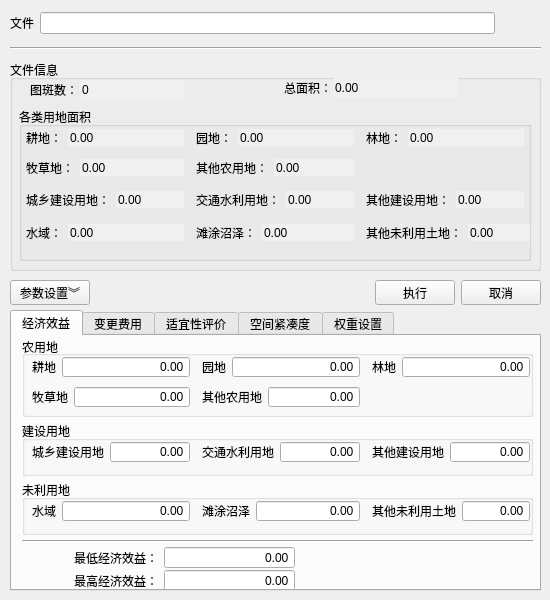
This is MainForm.ui in artifact113/particle-swarm-optimization as Qt 5 draws it before an edit. The edited form follows.
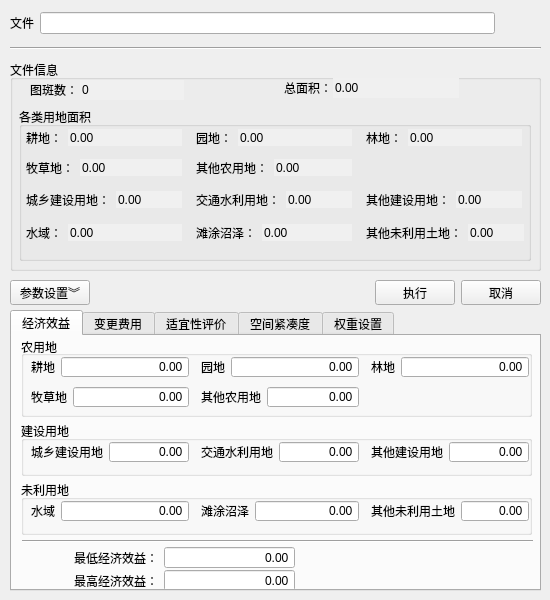
This is the edited form. Icons and pictures are not drawn.

What changed in the file:
```diff
--- a/MainForm.ui
+++ b/MainForm.ui
@@ -183,6 +183,18 @@
       </item>
       <item row="0" column="1">
        <widget class="QDoubleSpinBox" name="TxtLD_2">
+        <property name="sizePolicy">
+         <sizepolicy hsizetype="Fixed" vsizetype="Fixed">
+          <horstretch>0</horstretch>
+          <verstretch>0</verstretch>
+         </sizepolicy>
+        </property>
+        <property name="minimumSize">
+         <size>
+          <width>114</width>
+          <height>0</height>
+         </size>
+        </property>
         <property name="palette">
          <palette>
           <active>
@@ -232,6 +244,9 @@
         <property name="alignment">
          <set>Qt::AlignLeading|Qt::AlignLeft|Qt::AlignVCenter</set>
         </property>
+        <property name="readOnly">
+         <bool>true</bool>
+        </property>
         <property name="buttonSymbols">
          <enum>QAbstractSpinBox::NoButtons</enum>
         </property>
@@ -261,6 +276,18 @@
       </item>
       <item row="0" column="1">
        <widget class="QDoubleSpinBox" name="TxtMCD_2">
+        <property name="sizePolicy">
+         <sizepolicy hsizetype="Fixed" vsizetype="Fixed">
+          <horstretch>0</horstretch>
+          <verstretch>0</verstretch>
+         </sizepolicy>
+        </property>
+        <property name="minimumSize">
+         <size>
+          <width>102</width>
+          <height>0</height>
+         </size>
+        </property>
         <property name="palette">
          <palette>
           <active>
@@ -342,6 +369,18 @@
       </item>
       <item row="0" column="1">
        <widget class="QDoubleSpinBox" name="TxtYD_2">
+        <property name="sizePolicy">
+         <sizepolicy hsizetype="Fixed" vsizetype="Fixed">
+          <horstretch>0</horstretch>
+          <verstretch>0</verstretch>
+         </sizepolicy>
+        </property>
+        <property name="minimumSize">
+         <size>
+          <width>114</width>
+          <height>0</height>
+         </size>
+        </property>
         <property name="palette">
          <palette>
           <active>
@@ -391,6 +430,9 @@
         <property name="alignment">
          <set>Qt::AlignLeading|Qt::AlignLeft|Qt::AlignVCenter</set>
         </property>
+        <property name="readOnly">
+         <bool>true</bool>
+        </property>
         <property name="buttonSymbols">
          <enum>QAbstractSpinBox::NoButtons</enum>
         </property>
@@ -420,6 +462,18 @@
       </item>
       <item row="0" column="1">
        <widget class="QDoubleSpinBox" name="TxtGD_2">
+        <property name="sizePolicy">
+         <sizepolicy hsizetype="Fixed" vsizetype="Fixed">
+          <horstretch>0</horstretch>
+          <verstretch>0</verstretch>
+         </sizepolicy>
+        </property>
+        <property name="minimumSize">
+         <size>
+          <width>114</width>
+          <height>0</height>
+         </size>
+        </property>
         <property name="palette">
          <palette>
           <active>
@@ -504,6 +558,18 @@
       </item>
       <item row="0" column="1">
        <widget class="QDoubleSpinBox" name="TxtQTNYD_2">
+        <property name="sizePolicy">
+         <sizepolicy hsizetype="Fixed" vsizetype="Fixed">
+          <horstretch>0</horstretch>
+          <verstretch>0</verstretch>
+         </sizepolicy>
+        </property>
+        <property name="minimumSize">
+         <size>
+          <width>78</width>
+          <height>0</height>
+         </size>
+        </property>
         <property name="palette">
          <palette>
           <active>
@@ -553,6 +619,9 @@
         <property name="alignment">
          <set>Qt::AlignLeading|Qt::AlignLeft|Qt::AlignVCenter</set>
         </property>
+        <property name="readOnly">
+         <bool>true</bool>
+        </property>
         <property name="buttonSymbols">
          <enum>QAbstractSpinBox::NoButtons</enum>
         </property>
@@ -582,6 +651,18 @@
       </item>
       <item row="0" column="1">
        <widget class="QDoubleSpinBox" name="TxtCXJSYD_2">
+        <property name="sizePolicy">
+         <sizepolicy hsizetype="Fixed" vsizetype="Fixed">
+          <horstretch>0</horstretch>
+          <verstretch>0</verstretch>
+         </sizepolicy>
+        </property>
+        <property name="minimumSize">
+         <size>
+          <width>66</width>
+          <height>0</height>
+         </size>
+        </property>
         <property name="palette">
          <palette>
           <active>
@@ -631,6 +712,9 @@
         <property name="alignment">
          <set>Qt::AlignLeading|Qt::AlignLeft|Qt::AlignVCenter</set>
         </property>
+        <property name="readOnly">
+         <bool>true</bool>
+        </property>
         <property name="buttonSymbols">
          <enum>QAbstractSpinBox::NoButtons</enum>
         </property>
@@ -660,6 +744,18 @@
       </item>
       <item row="0" column="1">
        <widget class="QDoubleSpinBox" name="TxtJTSLYD_2">
+        <property name="sizePolicy">
+         <sizepolicy hsizetype="Fixed" vsizetype="Fixed">
+          <horstretch>0</horstretch>
+          <verstretch>0</verstretch>
+         </sizepolicy>
+        </property>
+        <property name="minimumSize">
+         <size>
+          <width>66</width>
+          <height>0</height>
+         </size>
+        </property>
         <property name="palette">
          <palette>
           <active>
@@ -709,6 +805,9 @@
         <property name="alignment">
          <set>Qt::AlignLeading|Qt::AlignLeft|Qt::AlignVCenter</set>
         </property>
+        <property name="readOnly">
+         <bool>true</bool>
+        </property>
         <property name="buttonSymbols">
          <enum>QAbstractSpinBox::NoButtons</enum>
         </property>
@@ -731,6 +830,18 @@
      <layout class="QFormLayout" name="formLayout_19">
       <item row="0" column="1">
        <widget class="QDoubleSpinBox" name="TxtQTJSYD_2">
+        <property name="sizePolicy">
+         <sizepolicy hsizetype="Fixed" vsizetype="Fixed">
+          <horstretch>0</horstretch>
+          <verstretch>0</verstretch>
+         </sizepolicy>
+        </property>
+        <property name="minimumSize">
+         <size>
+          <width>66</width>
+          <height>0</height>
+         </size>
+        </property>
         <property name="palette">
          <palette>
           <active>
@@ -780,6 +891,9 @@
         <property name="alignment">
          <set>Qt::AlignLeading|Qt::AlignLeft|Qt::AlignVCenter</set>
         </property>
+        <property name="readOnly">
+         <bool>true</bool>
+        </property>
         <property name="buttonSymbols">
          <enum>QAbstractSpinBox::NoButtons</enum>
         </property>
@@ -816,6 +930,18 @@
       </item>
       <item row="0" column="1">
        <widget class="QDoubleSpinBox" name="TxtTTZZ_2">
+        <property name="sizePolicy">
+         <sizepolicy hsizetype="Fixed" vsizetype="Fixed">
+          <horstretch>0</horstretch>
+          <verstretch>0</verstretch>
+         </sizepolicy>
+        </property>
+        <property name="minimumSize">
+         <size>
+          <width>90</width>
+          <height>0</height>
+         </size>
+        </property>
         <property name="palette">
          <palette>
           <active>
@@ -865,6 +991,9 @@
         <property name="alignment">
          <set>Qt::AlignLeading|Qt::AlignLeft|Qt::AlignVCenter</set>
         </property>
+        <property name="readOnly">
+         <bool>true</bool>
+        </property>
         <property name="buttonSymbols">
          <enum>QAbstractSpinBox::NoButtons</enum>
         </property>
@@ -880,7 +1009,7 @@
       <rect>
        <x>347</x>
        <y>117</y>
-       <width>164</width>
+       <width>158</width>
        <height>22</height>
       </rect>
      </property>
@@ -894,6 +1023,18 @@
       </item>
       <item row="0" column="1">
        <widget class="QDoubleSpinBox" name="TxtQTWLYTD_2">
+        <property name="sizePolicy">
+         <sizepolicy hsizetype="Fixed" vsizetype="Fixed">
+          <horstretch>0</horstretch>
+          <verstretch>0</verstretch>
+         </sizepolicy>
+        </property>
+        <property name="minimumSize">
+         <size>
+          <width>54</width>
+          <height>0</height>
+         </size>
+        </property>
         <property name="palette">
          <palette>
           <active>
@@ -943,6 +1084,9 @@
         <property name="alignment">
          <set>Qt::AlignLeading|Qt::AlignLeft|Qt::AlignVCenter</set>
         </property>
+        <property name="readOnly">
+         <bool>true</bool>
+        </property>
         <property name="buttonSymbols">
          <enum>QAbstractSpinBox::NoButtons</enum>
         </property>
@@ -965,6 +1109,18 @@
      <layout class="QFormLayout" name="formLayout_22">
       <item row="0" column="1">
        <widget class="QDoubleSpinBox" name="TxtSY_2">
+        <property name="sizePolicy">
+         <sizepolicy hsizetype="Fixed" vsizetype="Fixed">
+          <horstretch>0</horstretch>
+          <verstretch>0</verstretch>
+         </sizepolicy>
+        </property>
+        <property name="minimumSize">
+         <size>
+          <width>114</width>
+          <height>0</height>
+         </size>
+        </property>
         <property name="palette">
          <palette>
           <active>
@@ -1011,6 +1167,9 @@
         <property name="alignment">
          <set>Qt::AlignLeading|Qt::AlignLeft|Qt::AlignVCenter</set>
         </property>
+        <property name="readOnly">
+         <bool>true</bool>
+        </property>
         <property name="buttonSymbols">
          <enum>QAbstractSpinBox::NoButtons</enum>
         </property>
@@ -1202,7 +1361,7 @@
     <widget class="QGroupBox" name="groupBox_2">
      <property name="geometry">
       <rect>
-       <x>10</x>
+       <x>9</x>
        <y>0</y>
        <width>511</width>
        <height>81</height>
@@ -1239,6 +1398,12 @@
        </item>
        <item row="0" column="1">
         <widget class="QDoubleSpinBox" name="TxtMCD">
+         <property name="minimumSize">
+          <size>
+           <width>114</width>
+           <height>0</height>
+          </size>
+         </property>
          <property name="wrapping">
           <bool>false</bool>
          </property>
@@ -1252,7 +1417,7 @@
           <enum>QAbstractSpinBox::NoButtons</enum>
          </property>
          <property name="maximum">
-          <double>9999.989999999999782</double>
+          <double>999999.989999999990687</double>
          </property>
         </widget>
        </item>
@@ -1277,6 +1442,12 @@
        </item>
        <item row="0" column="1">
         <widget class="QDoubleSpinBox" name="TxtLD">
+         <property name="minimumSize">
+          <size>
+           <width>126</width>
+           <height>0</height>
+          </size>
+         </property>
          <property name="wrapping">
           <bool>false</bool>
          </property>
@@ -1290,7 +1461,7 @@
           <enum>QAbstractSpinBox::NoButtons</enum>
          </property>
          <property name="maximum">
-          <double>9999.989999999999782</double>
+          <double>999999.989999999990687</double>
          </property>
         </widget>
        </item>
@@ -1315,6 +1486,12 @@
        </item>
        <item row="0" column="1">
         <widget class="QDoubleSpinBox" name="TxtYD">
+         <property name="minimumSize">
+          <size>
+           <width>126</width>
+           <height>0</height>
+          </size>
+         </property>
          <property name="wrapping">
           <bool>false</bool>
          </property>
@@ -1328,7 +1505,7 @@
           <enum>QAbstractSpinBox::NoButtons</enum>
          </property>
          <property name="maximum">
-          <double>9999.989999999999782</double>
+          <double>999999.989999999990687</double>
          </property>
         </widget>
        </item>
@@ -1353,6 +1530,12 @@
        </item>
        <item row="0" column="1">
         <widget class="QDoubleSpinBox" name="TxtGD">
+         <property name="minimumSize">
+          <size>
+           <width>126</width>
+           <height>0</height>
+          </size>
+         </property>
          <property name="wrapping">
           <bool>false</bool>
          </property>
@@ -1366,7 +1549,7 @@
           <enum>QAbstractSpinBox::NoButtons</enum>
          </property>
          <property name="maximum">
-          <double>9999.989999999999782</double>
+          <double>999999.989999999990687</double>
          </property>
         </widget>
        </item>
@@ -1394,6 +1577,12 @@
        </item>
        <item row="0" column="1">
         <widget class="QDoubleSpinBox" name="TxtQTNYD">
+         <property name="minimumSize">
+          <size>
+           <width>90</width>
+           <height>0</height>
+          </size>
+         </property>
          <property name="wrapping">
           <bool>false</bool>
          </property>
@@ -1407,7 +1596,7 @@
           <enum>QAbstractSpinBox::NoButtons</enum>
          </property>
          <property name="maximum">
-          <double>9999.989999999999782</double>
+          <double>999999.989999999990687</double>
          </property>
         </widget>
        </item>
@@ -1417,7 +1606,7 @@
     <widget class="QGroupBox" name="groupBox_3">
      <property name="geometry">
       <rect>
-       <x>10</x>
+       <x>9</x>
        <y>85</y>
        <width>511</width>
        <height>55</height>
@@ -1438,6 +1627,12 @@
       <layout class="QFormLayout" name="formLayout_6">
        <item row="0" column="1">
         <widget class="QDoubleSpinBox" name="TxtQTJSYD">
+         <property name="minimumSize">
+          <size>
+           <width>78</width>
+           <height>0</height>
+          </size>
+         </property>
          <property name="wrapping">
           <bool>false</bool>
          </property>
@@ -1451,7 +1646,7 @@
           <enum>QAbstractSpinBox::NoButtons</enum>
          </property>
          <property name="maximum">
-          <double>9999.989999999999782</double>
+          <double>999999.989999999990687</double>
          </property>
         </widget>
        </item>
@@ -1483,6 +1678,12 @@
        </item>
        <item row="0" column="1">
         <widget class="QDoubleSpinBox" name="TxtCXJSYD">
+         <property name="minimumSize">
+          <size>
+           <width>78</width>
+           <height>0</height>
+          </size>
+         </property>
          <property name="wrapping">
           <bool>false</bool>
          </property>
@@ -1496,7 +1697,7 @@
           <enum>QAbstractSpinBox::NoButtons</enum>
          </property>
          <property name="maximum">
-          <double>9999.989999999999782</double>
+          <double>999999.989999999990687</double>
          </property>
         </widget>
        </item>
@@ -1521,6 +1722,12 @@
        </item>
        <item row="0" column="1">
         <widget class="QDoubleSpinBox" name="TxtJTSLYD">
+         <property name="minimumSize">
+          <size>
+           <width>78</width>
+           <height>0</height>
+          </size>
+         </property>
          <property name="wrapping">
           <bool>false</bool>
          </property>
@@ -1534,7 +1741,7 @@
           <enum>QAbstractSpinBox::NoButtons</enum>
          </property>
          <property name="maximum">
-          <double>9999.989999999999782</double>
+          <double>999999.989999999990687</double>
          </property>
         </widget>
        </item>
@@ -1544,7 +1751,7 @@
     <widget class="QGroupBox" name="groupBox_4">
      <property name="geometry">
       <rect>
-       <x>10</x>
+       <x>9</x>
        <y>144</y>
        <width>511</width>
        <height>55</height>
@@ -1572,6 +1779,12 @@
        </item>
        <item row="0" column="1">
         <widget class="QDoubleSpinBox" name="TxtQTWLYTD">
+         <property name="minimumSize">
+          <size>
+           <width>66</width>
+           <height>0</height>
+          </size>
+         </property>
          <property name="wrapping">
           <bool>false</bool>
          </property>
@@ -1585,7 +1798,7 @@
           <enum>QAbstractSpinBox::NoButtons</enum>
          </property>
          <property name="maximum">
-          <double>9999.989999999999782</double>
+          <double>999999.989999999990687</double>
          </property>
         </widget>
        </item>
@@ -1610,6 +1823,12 @@
        </item>
        <item row="0" column="1">
         <widget class="QDoubleSpinBox" name="TxtTTZZ">
+         <property name="minimumSize">
+          <size>
+           <width>102</width>
+           <height>0</height>
+          </size>
+         </property>
          <property name="wrapping">
           <bool>false</bool>
          </property>
@@ -1623,7 +1842,7 @@
           <enum>QAbstractSpinBox::NoButtons</enum>
          </property>
          <property name="maximum">
-          <double>9999.989999999999782</double>
+          <double>999999.989999999990687</double>
          </property>
         </widget>
        </item>
@@ -1641,6 +1860,12 @@
       <layout class="QFormLayout" name="formLayout_8">
        <item row="0" column="1">
         <widget class="QDoubleSpinBox" name="TxtSY">
+         <property name="minimumSize">
+          <size>
+           <width>126</width>
+           <height>0</height>
+          </size>
+         </property>
          <property name="wrapping">
           <bool>false</bool>
          </property>
@@ -1654,7 +1879,7 @@
           <enum>QAbstractSpinBox::NoButtons</enum>
          </property>
          <property name="maximum">
-          <double>9999.989999999999782</double>
+          <double>999999.989999999990687</double>
          </property>
         </widget>
        </item>
```
Left out of the diff: 19 changed lines with no effect on the pictures.
